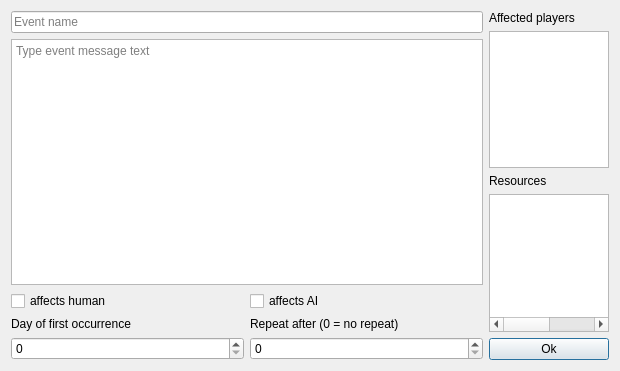
Before: the Qt Designer form mapeditor/mapsettings/timedevent.ui in vcmi/vcmi, drawn with Qt 5.
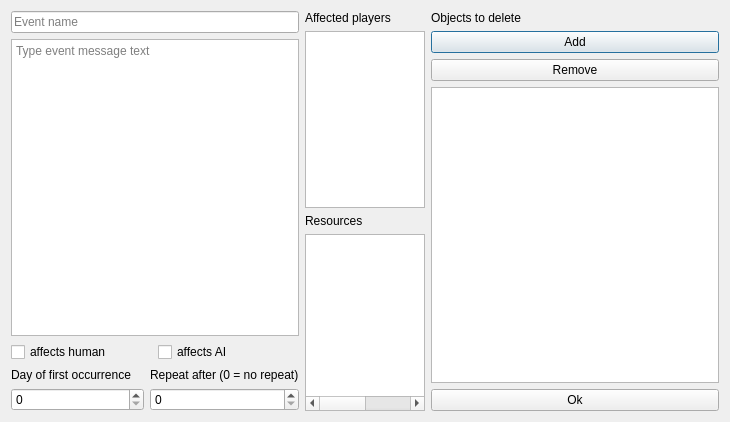
After: the same form once the commit is applied.

Commit message: Add map editor ui to set objects to remove on timed event

What changed in the file:
```diff
--- a/mapeditor/mapsettings/timedevent.ui
+++ b/mapeditor/mapsettings/timedevent.ui
@@ -9,8 +9,8 @@
    <rect>
     <x>0</x>
     <y>0</y>
-    <width>620</width>
-    <height>371</height>
+    <width>730</width>
+    <height>422</height>
    </rect>
   </property>
   <property name="windowTitle">
@@ -196,6 +196,34 @@
         </property>
        </column>
       </widget>
+     </item>
+    </layout>
+   </item>
+   <item>
+    <layout class="QVBoxLayout" name="verticalLayout">
+     <item>
+      <widget class="QLabel" name="deletedObjectsLabel">
+       <property name="text">
+        <string>Objects to delete</string>
+       </property>
+      </widget>
+     </item>
+     <item>
+      <widget class="QPushButton" name="addObjectToDelete">
+       <property name="text">
+        <string>Add</string>
+       </property>
+      </widget>
+     </item>
+     <item>
+      <widget class="QPushButton" name="removeObjectToDelete">
+       <property name="text">
+        <string>Remove</string>
+       </property>
+      </widget>
+     </item>
+     <item>
+      <widget class="QListWidget" name="deletedObjects"/>
      </item>
      <item>
       <widget class="QPushButton" name="pushButton">
```
The commit also changes 4 other files.
